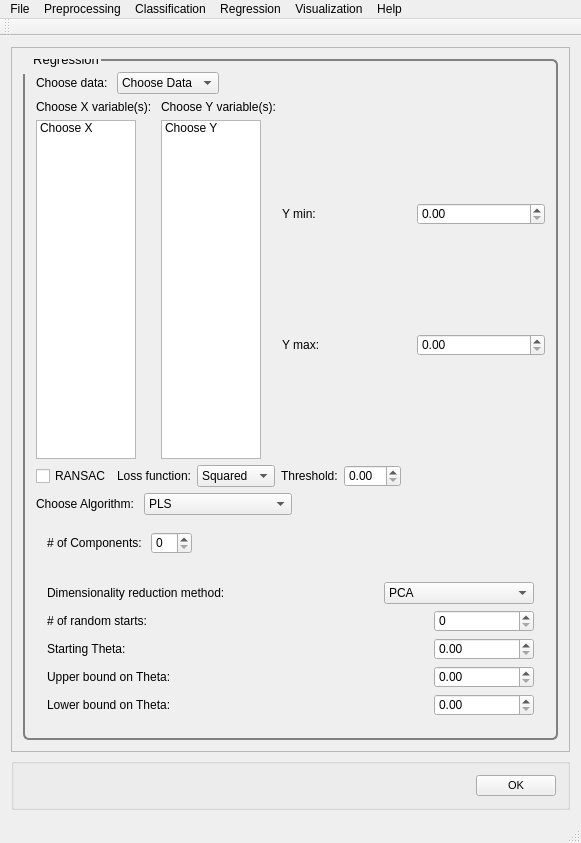
The window that point_spectra_gui/ui/UI Files/01_mainwindow_regression.ui (tisaconundrum2/PySAT-GUI) describes before a commit, drawn with Qt 5.
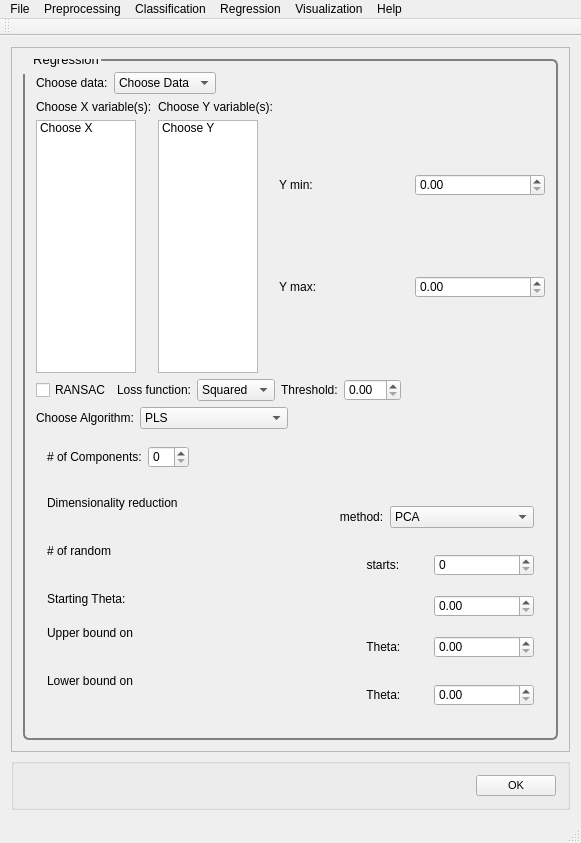
The same window after the commit.

The edit to the form file:
```diff
--- a/point_spectra_gui/ui/UI Files/01_mainwindow_regression.ui
+++ b/point_spectra_gui/ui/UI Files/01_mainwindow_regression.ui
@@ -67,7 +67,7 @@
                <item>
                 <widget class="QLabel" name="regression_choosedata_label">
                  <property name="text">
-                  <string>Choose data: </string>
+                                                                        <string>Choose data:</string>
                  </property>
                 </widget>
                </item>
@@ -113,7 +113,7 @@
                  <item>
                   <widget class="QLabel" name="regression_choosex_label">
                    <property name="text">
-                    <string>Choose X variable(s): </string>
+                                                                                <string>Choose X variable(s):</string>
                    </property>
                   </widget>
                  </item>
@@ -264,7 +264,7 @@
                <item>
                 <widget class="QLabel" name="regression_choosealg_label">
                  <property name="text">
-                  <string>Choose Algorithm: </string>
+                                                                        <string>Choose Algorithm:</string>
                  </property>
                 </widget>
                </item>
@@ -320,7 +320,7 @@
                 <item>
                  <widget class="QLabel" name="pls_nc_label">
                   <property name="text">
-                   <string># of Components: </string>
+                                                                            <string># of Components:</string>
                   </property>
                  </widget>
                 </item>
@@ -351,7 +351,9 @@
                   <item>
                    <widget class="QLabel" name="gp_dim_red_label">
                     <property name="text">
-                     <string>Dimensionality reduction method:</string>
+                                                                                    <string>Dimensionality reduction
+                                                                                        method:
+                                                                                    </string>
                     </property>
                    </widget>
                   </item>
@@ -394,7 +396,9 @@
                     <item>
                      <widget class="QLabel" name="gp_rand_starts_label">
                       <property name="text">
-                       <string># of random starts:</string>
+                                                                                            <string># of random
+                                                                                                starts:
+                                                                                            </string>
                       </property>
                      </widget>
                     </item>
@@ -415,7 +419,8 @@
                     <item>
                      <widget class="QLabel" name="gp_theta0_label">
                       <property name="text">
-                       <string>Starting Theta:</string>
+                                                                                            <string>Starting Theta:
+                                                                                            </string>
                       </property>
                      </widget>
                     </item>
@@ -436,7 +441,9 @@
                     <item>
                      <widget class="QLabel" name="gp_thetaU_label">
                       <property name="text">
-                       <string>Upper bound on Theta:</string>
+                                                                                            <string>Upper bound on
+                                                                                                Theta:
+                                                                                            </string>
                       </property>
                      </widget>
                     </item>
@@ -457,7 +464,9 @@
                     <item>
                      <widget class="QLabel" name="gp_thetaL_label">
                       <property name="text">
-                       <string>Lower bound on Theta:</string>
+                                                                                            <string>Lower bound on
+                                                                                                Theta:
+                                                                                            </string>
                       </property>
                      </widget>
                     </item>
```
Left out of the diff: 136 changed lines with no effect on the pictures. Lines whose indentation alone changed are shown as unchanged.
